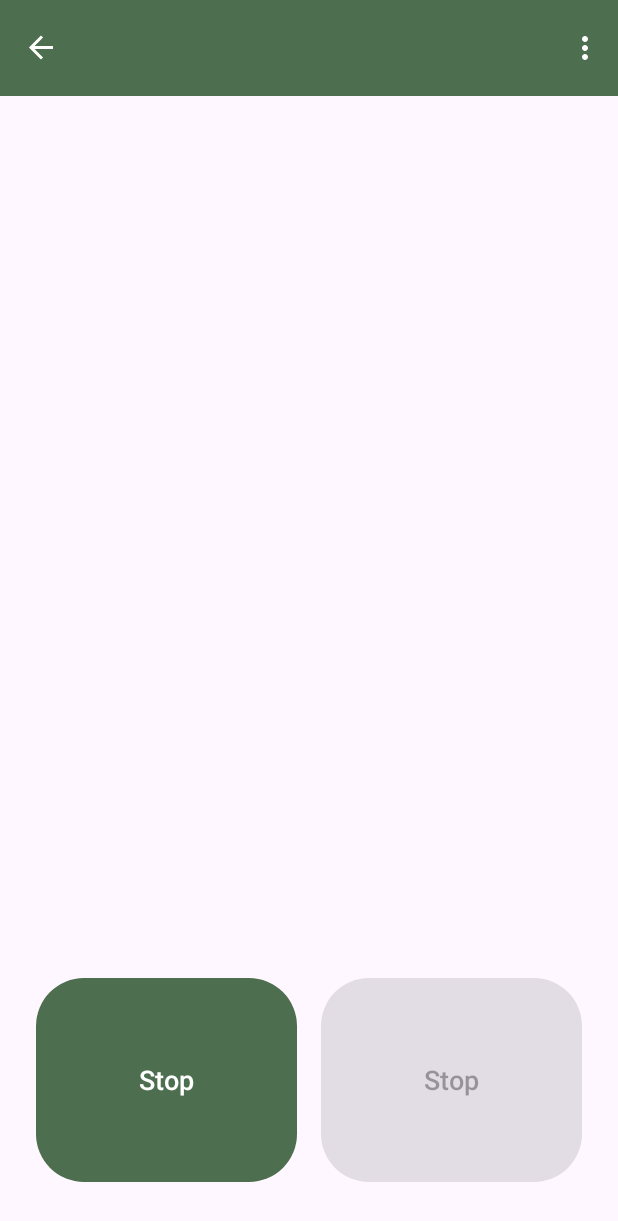
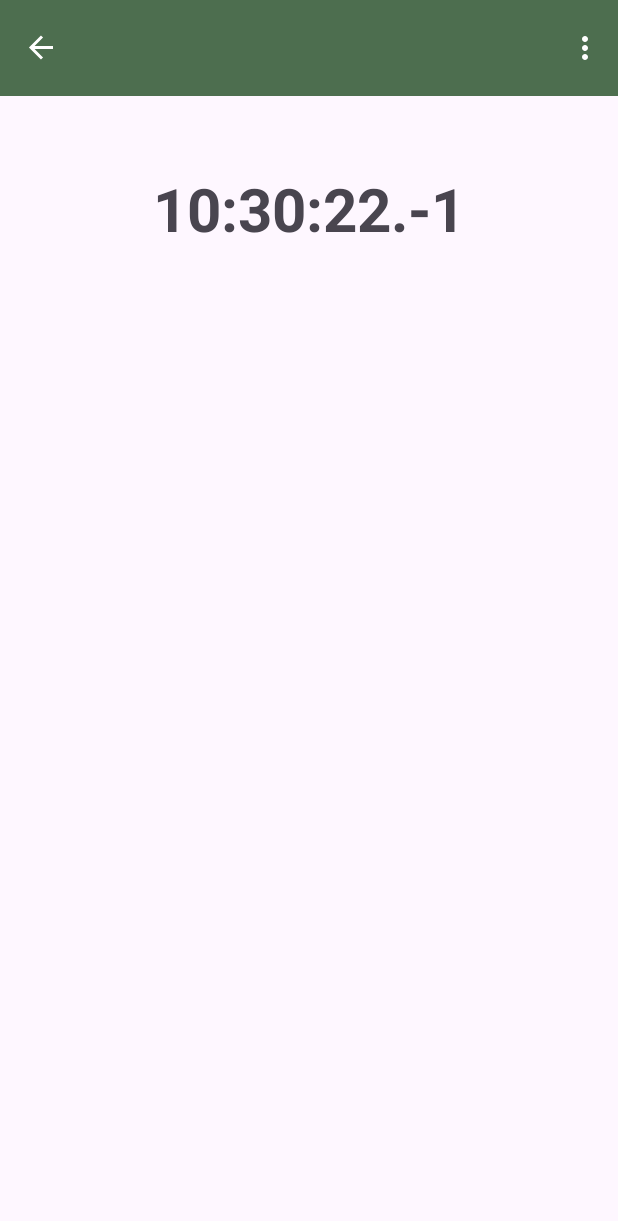
Before and after one commit to and-stra/nfgv-silvester-run, an Android app: the StopwatchFragment screen opened through its navigation route, on a phone screen of 412 x 824 dp. Shown: the top 1221 px of the screen. Run offline under Robolectric (Android 15) with nearby library versions, the phone set to English and light mode, and no system bars; our stand-ins replace navigation-ui; libraries missing offline, so code that uses them is left out: com.google.api.client, com.google.api.services.

Commit message:
changed stopwatch fragment layout, added flash effect/vibrate on stop button clicked

```diff
--- a/stopwatch/app/src/main/AndroidManifest.xml
+++ b/stopwatch/app/src/main/AndroidManifest.xml
@@ -3,6 +3,7 @@
     xmlns:tools="http://schemas.android.com/tools">
 
     <uses-permission android:name="android.permission.INTERNET" />
+    <uses-permission android:name="android.permission.VIBRATE" />
 
     <application
         android:allowBackup="true"
--- a/stopwatch/app/src/main/java/com/nfgv/stopwatch/fragment/StopwatchFragment.kt
+++ b/stopwatch/app/src/main/java/com/nfgv/stopwatch/fragment/StopwatchFragment.kt
@@ -1,5 +1,7 @@
 package com.nfgv.stopwatch.fragment
 
+import android.content.res.Configuration
+import android.graphics.Color
 import android.os.Bundle
 import androidx.fragment.app.Fragment
 import android.view.LayoutInflater
@@ -8,10 +10,16 @@ import android.view.ViewGroup
 import androidx.appcompat.app.AppCompatActivity
 import com.nfgv.stopwatch.R
 import com.nfgv.stopwatch.component.OnscreenNotification
+import com.nfgv.stopwatch.component.flash
+import com.nfgv.stopwatch.component.triggerVibrate
 import com.nfgv.stopwatch.databinding.StopwatchFragmentBinding
 import com.nfgv.stopwatch.service.GoogleSheetService
+import com.nfgv.stopwatch.util.CyclicTask
 import com.nfgv.stopwatch.util.runOnCoroutineThread
 import com.nfgv.stopwatch.util.runOnUIThread
+import com.nfgv.stopwatch.util.toCET
+import com.nfgv.stopwatch.util.toHHMMSS
+import com.nfgv.stopwatch.util.toHHMMSSs
 import kotlinx.coroutines.coroutineScope
 
 class StopwatchFragment : Fragment() {
@@ -19,6 +27,7 @@ class StopwatchFragment : Fragment() {
 
     private val binding get() = _binding!!
     private val googleSheetService = GoogleSheetService.instance
+    private val stopwatchTimer = CyclicTask(100L)
 
     override fun onCreateView(
         inflater: LayoutInflater, container: ViewGroup?,
@@ -33,27 +42,46 @@ class StopwatchFragment : Fragment() {
         val sheetId = arguments?.getString("sheetId").orEmpty()
         val stopperId = arguments?.getString("stopperId").orEmpty()
         val runName = arguments?.getString("runName").orEmpty()
+        val runStartTime = arguments?.getLong("runStartTime") ?: 0L
 
         (activity as AppCompatActivity).supportActionBar?.title = runName
 
-        binding.buttonStopLeft.setOnClickListener {
-            runOnCoroutineThread { stopTime(sheetId, stopperId) }
+        stopwatchTimer.start { updateTime(runStartTime) }
 
-            binding.buttonStopLeft.isEnabled = false
-            binding.buttonStopRight.isEnabled = true
+        val currentTheme = resources.configuration.uiMode and Configuration.UI_MODE_NIGHT_MASK
+        if (currentTheme == Configuration.UI_MODE_NIGHT_YES) {
+            binding.buttonStopTime.setBackgroundColor(Color.WHITE)
+        } else {
+            binding.buttonStopTime.setBackgroundColor(Color.BLACK)
         }
 
-        binding.buttonStopRight.setOnClickListener {
+        binding.buttonStopTime.setOnClickListener {
             runOnCoroutineThread { stopTime(sheetId, stopperId) }
-
-            binding.buttonStopRight.isEnabled = false
-            binding.buttonStopLeft.isEnabled = true
+            binding.buttonStopTime.flash()
+            binding.buttonStopTime.triggerVibrate()
         }
     }
 
     override fun onDestroyView() {
         super.onDestroyView()
+
+        stopwatchTimer.stop()
         _binding = null
+    }
+
+    private fun updateTime(runStartTime: Long) {
+        val timeElapsed = System.currentTimeMillis() - runStartTime
+        var text = "Startzeit: ${runStartTime.toCET().toHHMMSS()}"
+
+        if (timeElapsed > 0) {
+            text = timeElapsed.toHHMMSSs()
+        }
+
+        runOnUIThread {
+            if (_binding != null) {
+                binding.textStopwatch.text = text
+            }
+        }
     }
 
     private suspend fun stopTime(sheetId: String, stopperId: String) {
--- /dev/null
+++ b/stopwatch/app/src/main/java/com/nfgv/stopwatch/util/CyclicTask.kt
@@ -0,0 +1,23 @@
+package com.nfgv.stopwatch.util
+
+import java.util.Timer
+import java.util.TimerTask
+
+class CyclicTask(private val interval: Long) {
+    private val timer: Timer = Timer()
+
+    fun start(task: Runnable) {
+        val timerTask = object : TimerTask() {
+            override fun run() {
+                task.run()
+            }
+        }
+
+        timer.scheduleAtFixedRate(timerTask, 0, interval)
+    }
+
+    fun stop() {
+        timer.cancel()
+        timer.purge()
+    }
+}
--- a/stopwatch/app/src/main/java/com/nfgv/stopwatch/util/ThreadUtil.kt
+++ b/stopwatch/app/src/main/java/com/nfgv/stopwatch/util/ThreadUtil.kt
@@ -9,8 +9,8 @@ import kotlinx.coroutines.launch
 import kotlin.coroutines.CoroutineContext
 import kotlin.coroutines.EmptyCoroutineContext
 
-fun runOnUIThread(runnable: Runnable) {
-    Handler(Looper.getMainLooper()).post(runnable)
+fun runOnUIThread(task: Runnable) {
+    Handler(Looper.getMainLooper()).post(task)
 }
 
 fun runOnCoroutineThread(
--- /dev/null
+++ b/stopwatch/app/src/main/java/com/nfgv/stopwatch/util/TimeUtil.kt
@@ -0,0 +1,19 @@
+package com.nfgv.stopwatch.util
+
+fun Long.toHHMMSSs(): String {
+    val tenths = (this / 100).toInt() % 10
+
+    return String.format("${toHHMMSS()}.%d", tenths)
+}
+
+fun Long.toHHMMSS(): String {
+    val seconds = (this / 1000).toInt() % 60
+    val minutes = (this / (1000 * 60)).toInt() % 60
+    val hours = (this / (1000 * 3600)).toInt() % 24
+
+    return String.format("%02d:%02d:%02d", hours, minutes, seconds)
+}
+
+fun Long.toCET(): Long {
+    return 3600 * 1000 * 2 + this
+}
--- a/stopwatch/app/src/main/res/layout/stopwatch_fragment.xml
+++ b/stopwatch/app/src/main/res/layout/stopwatch_fragment.xml
@@ -8,32 +8,28 @@
     tools:context=".fragment.StopwatchFragment">
 
     <Button
-        android:id="@+id/button_stop_left"
+        android:id="@+id/button_stop_time"
         android:layout_width="0dp"
-        android:layout_height="144dp"
-        android:layout_marginStart="24dp"
-        android:layout_marginEnd="8dp"
-        android:layout_marginBottom="32dp"
-        android:text="@string/stopwatch_stop"
-        android:textSize="18sp"
-        app:cornerRadius="32dp"
-        app:layout_constraintBottom_toBottomOf="parent"
-        app:layout_constraintEnd_toStartOf="@id/button_stop_right"
-        app:layout_constraintStart_toStartOf="parent" />
-
-    <Button
-        android:id="@+id/button_stop_right"
-        android:layout_width="0dp"
-        android:layout_height="144dp"
-        android:layout_marginStart="8dp"
-        android:layout_marginEnd="24dp"
-        android:layout_marginBottom="32dp"
-        android:enabled="false"
-        android:text="@string/stopwatch_stop"
-        android:textSize="18sp"
-        app:cornerRadius="32dp"
+        android:layout_height="0dp"
+        android:alpha="0"
+        android:insetTop="0dp"
+        android:insetBottom="0dp"
+        app:cornerRadius="0dp"
         app:layout_constraintBottom_toBottomOf="parent"
         app:layout_constraintEnd_toEndOf="parent"
-        app:layout_constraintStart_toEndOf="@id/button_stop_left" />
+        app:layout_constraintStart_toStartOf="parent"
+        app:layout_constraintTop_toTopOf="parent" />
+
+    <TextView
+        android:id="@+id/text_stopwatch"
+        android:layout_width="wrap_content"
+        android:layout_height="wrap_content"
+        android:layout_marginTop="48dp"
+        android:text="@string/text_stopwatch"
+        android:textSize="40sp"
+        android:textStyle="bold"
+        app:layout_constraintEnd_toEndOf="parent"
+        app:layout_constraintStart_toStartOf="parent"
+        app:layout_constraintTop_toTopOf="parent" />
 
 </androidx.constraintlayout.widget.ConstraintLayout>
--- a/stopwatch/app/src/main/res/values/strings.xml
+++ b/stopwatch/app/src/main/res/values/strings.xml
@@ -12,6 +12,7 @@
     <string name="home_sheets_id">Google Sheets ID</string>
     <string name="stopwatch_stop">Stop</string>
     <string name="connect_to_sheet">Verbinde mit Google Sheets API…</string>
-    <string name="toast_run_data_not_found">Laufdaten nicht eingetragen</string>
+    <string name="toast_run_data_invalid">Laufdaten fehlerhaft</string>
     <string name="toast_connection_failed">Verbindung fehlgeschlagen</string>
+    <string name="text_stopwatch">00:00:00.0</string>
 </resources>
```
Also changed, not shown: stopwatch/app/src/main/java/com/nfgv/stopwatch/component/ButtonExtensions.kt (added, +40 -0 lines), stopwatch/app/src/main/java/com/nfgv/stopwatch/fragment/HomeFragment.kt (+13 -6 lines).
